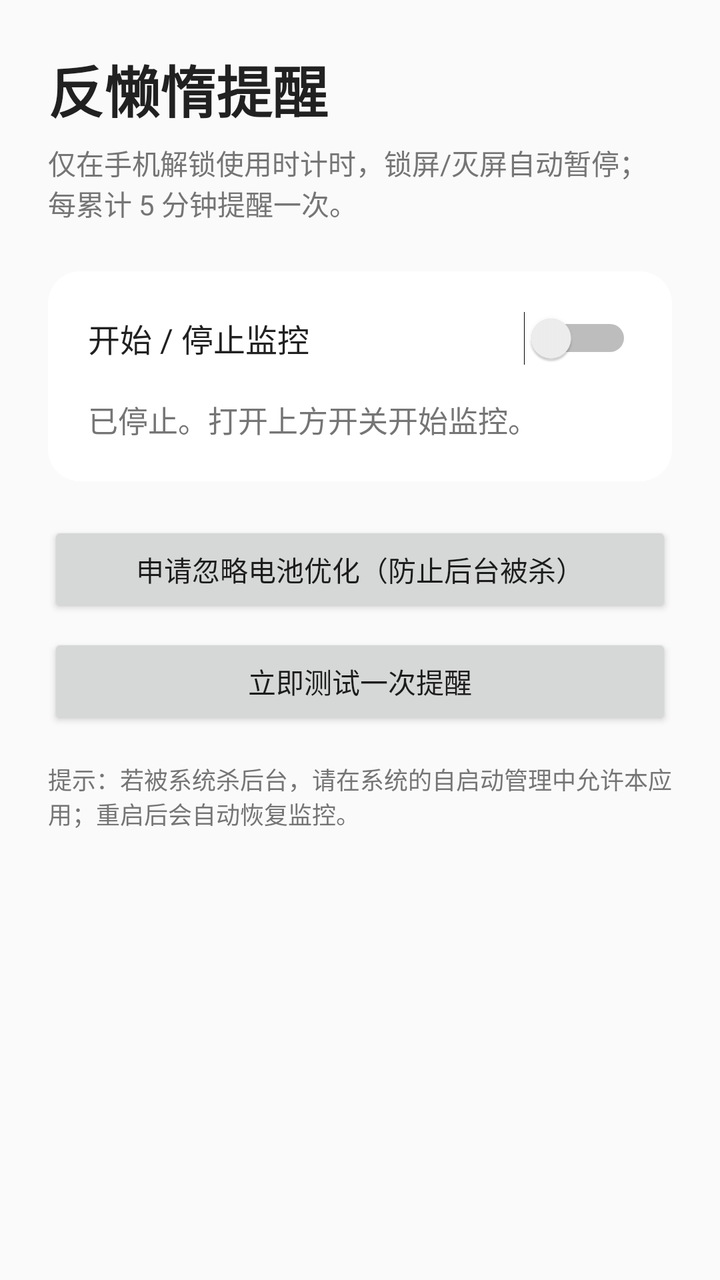
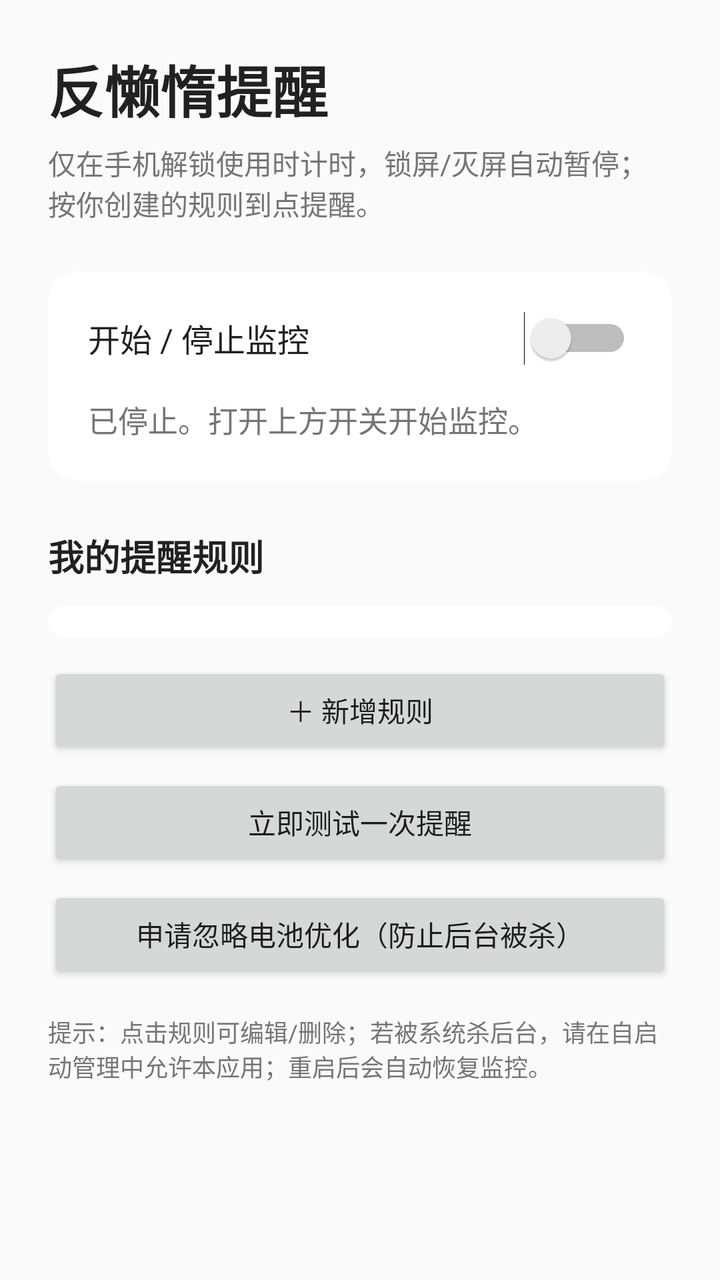

Before-and-after screenshots of an Android layout around one commit, followed by the original layout XML and the change that was made.
<!-- AndroidManifest.xml: application theme Theme.AntiLazy -->
<!-- res/layout/activity_main.xml -->
<?xml version="1.0" encoding="utf-8"?>
<ScrollView xmlns:android="http://schemas.android.com/apk/res/android"
    android:layout_width="match_parent"
    android:layout_height="match_parent"
    android:background="@color/bg"
    android:fillViewport="true">

    <LinearLayout
        android:layout_width="match_parent"
        android:layout_height="wrap_content"
        android:orientation="vertical"
        android:padding="24dp">

        <TextView
            android:id="@+id/tv_title"
            android:layout_width="wrap_content"
            android:layout_height="wrap_content"
            android:text="@string/app_name"
            android:textColor="@color/text_primary"
            android:textSize="28sp"
            android:textStyle="bold" />

        <TextView
            android:id="@+id/tv_subtitle"
            android:layout_width="match_parent"
            android:layout_height="wrap_content"
            android:layout_marginTop="6dp"
            android:text="@string/subtitle"
            android:textColor="@color/text_secondary"
            android:textSize="14sp" />

        <LinearLayout
            android:layout_width="match_parent"
            android:layout_height="wrap_content"
            android:layout_marginTop="24dp"
            android:background="@drawable/bg_card"
            android:orientation="vertical"
            android:padding="20dp">

            <Switch
                android:id="@+id/sw_toggle"
                android:layout_width="match_parent"
                android:layout_height="wrap_content"
                android:text="@string/toggle_label"
                android:textColor="@color/text_primary"
                android:textSize="16sp" />

            <TextView
                android:id="@+id/tv_status"
                android:layout_width="match_parent"
                android:layout_height="wrap_content"
                android:layout_marginTop="16dp"
                android:text="@string/status_stopped"
                android:textColor="@color/text_secondary"
                android:textSize="15sp" />

        </LinearLayout>

        <Button
            android:id="@+id/btn_battery"
            android:layout_width="match_parent"
            android:layout_height="wrap_content"
            android:layout_marginTop="20dp"
            android:text="@string/battery_request" />

        <Button
            android:id="@+id/btn_test"
            android:layout_width="match_parent"
            android:layout_height="wrap_content"
            android:layout_marginTop="8dp"
            android:text="@string/test_button" />

        <TextView
            android:id="@+id/tv_footer"
            android:layout_width="match_parent"
            android:layout_height="wrap_content"
            android:layout_marginTop="16dp"
            android:text="@string/footer_hint"
            android:textColor="@color/text_secondary"
            android:textSize="12sp" />

    </LinearLayout>
</ScrollView>
<!-- resources referenced by this layout -->
<resources>
  <color name="bg">#FAFAFA</color>
  <color name="text_primary">#212121</color>
  <color name="text_secondary">#757575</color>
  <!-- drawable bg_card (drawable) -->
  <?xml version="1.0" encoding="utf-8"?>
  <shape xmlns:android="http://schemas.android.com/apk/res/android" android:shape="rectangle">
      <solid android:color="#FFFFFF" />
      <corners android:radius="16dp" />
  </shape>
  <string name="app_name">反懒惰提醒</string>
  <string name="battery_request">申请忽略电池优化（防止后台被杀）</string>
  <string name="footer_hint">提示：若被系统杀后台，请在系统的自启动管理中允许本应用；重启后会自动恢复监控。</string>
  <string name="status_stopped">已停止。打开上方开关开始监控。</string>
  <string name="subtitle">仅在手机解锁使用时计时，锁屏/灭屏自动暂停；每累计 5 分钟提醒一次。</string>
  <string name="test_button">立即测试一次提醒</string>
  <string name="toggle_label">开始 / 停止监控</string>
  <style name="Theme.AntiLazy" parent="android:Theme.Material.Light.NoActionBar">
          <item name="android:colorPrimary">@color/brand</item>
          <item name="android:colorPrimaryDark">@color/brand_dark</item>
          <item name="android:colorAccent">@color/brand</item>
          <item name="android:statusBarColor">@color/brand_dark</item>
      </style>
  <color name="brand">#F4511E</color>
  <color name="brand_dark">#BF360C</color>
</resources>

<!-- the commit's change to res/layout/activity_main.xml (unified diff, before → after) -->
@@ -56,12 +56,34 @@
 
         </LinearLayout>
 
-        <Button
-            android:id="@+id/btn_battery"
+        <TextView
+            android:id="@+id/tv_rules_label"
+            android:layout_width="wrap_content"
+            android:layout_height="wrap_content"
+            android:layout_marginTop="24dp"
+            android:text="@string/rules_section_title"
+            android:textColor="@color/text_primary"
+            android:textSize="18sp"
+            android:textStyle="bold" />
+
+        <LinearLayout
+            android:id="@+id/ll_rules"
             android:layout_width="match_parent"
             android:layout_height="wrap_content"
-            android:layout_marginTop="20dp"
-            android:text="@string/battery_request" />
+            android:layout_marginTop="12dp"
+            android:background="@drawable/bg_card"
+            android:orientation="vertical"
+            android:paddingStart="20dp"
+            android:paddingTop="8dp"
+            android:paddingEnd="20dp"
+            android:paddingBottom="8dp" />
+
+        <Button
+            android:id="@+id/btn_add_rule"
+            android:layout_width="match_parent"
+            android:layout_height="wrap_content"
+            android:layout_marginTop="12dp"
+            android:text="@string/add_rule" />
 
         <Button
             android:id="@+id/btn_test"
@@ -69,6 +91,13 @@
             android:layout_height="wrap_content"
             android:layout_marginTop="8dp"
             android:text="@string/test_button" />
+
+        <Button
+            android:id="@+id/btn_battery"
+            android:layout_width="match_parent"
+            android:layout_height="wrap_content"
+            android:layout_marginTop="8dp"
+            android:text="@string/battery_request" />
 
         <TextView
             android:id="@+id/tv_footer"
<!-- resource entries referenced after the edit -->
@@ -9,11 +9,13 @@
       <solid android:color="#FFFFFF" />
       <corners android:radius="16dp" />
   </shape>
+  <string name="add_rule">＋ 新增规则</string>
   <string name="app_name">反懒惰提醒</string>
   <string name="battery_request">申请忽略电池优化（防止后台被杀）</string>
-  <string name="footer_hint">提示：若被系统杀后台，请在系统的自启动管理中允许本应用；重启后会自动恢复监控。</string>
+  <string name="footer_hint">提示：点击规则可编辑/删除；若被系统杀后台，请在自启动管理中允许本应用；重启后会自动恢复监控。</string>
+  <string name="rules_section_title">我的提醒规则</string>
   <string name="status_stopped">已停止。打开上方开关开始监控。</string>
-  <string name="subtitle">仅在手机解锁使用时计时，锁屏/灭屏自动暂停；每累计 5 分钟提醒一次。</string>
+  <string name="subtitle">仅在手机解锁使用时计时，锁屏/灭屏自动暂停；按你创建的规则到点提醒。</string>
   <string name="test_button">立即测试一次提醒</string>
   <string name="toggle_label">开始 / 停止监控</string>
   <style name="Theme.AntiLazy" parent="android:Theme.Material.Light.NoActionBar">
